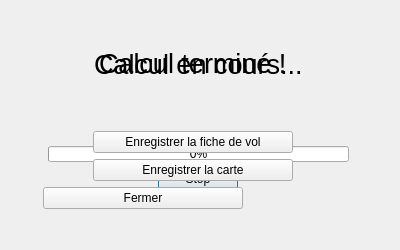
Before: the Qt Designer form Interface_Graphique/dialogwindow.ui in Akahara/FlightPath, drawn with Qt 5.
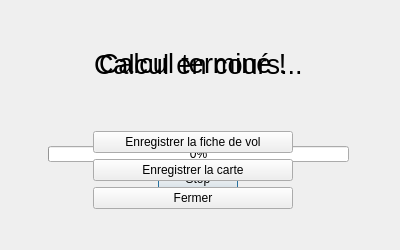
After: the same form once the commit is applied.

Commit message: fix: close btn alignment

What changed in the file:
```diff
--- a/Interface_Graphique/dialogwindow.ui
+++ b/Interface_Graphique/dialogwindow.ui
@@ -171,6 +171,19 @@
      </widget>
     </item>
     <item>
+     <spacer name="verticalSpacer_3">
+      <property name="orientation">
+       <enum>Qt::Vertical</enum>
+      </property>
+      <property name="sizeHint" stdset="0">
+       <size>
+        <width>20</width>
+        <height>40</height>
+       </size>
+      </property>
+     </spacer>
+    </item>
+    <item alignment="Qt::AlignHCenter|Qt::AlignVCenter">
      <widget class="QPushButton" name="closeBtn">
       <property name="sizePolicy">
        <sizepolicy hsizetype="Fixed" vsizetype="Fixed">
```
